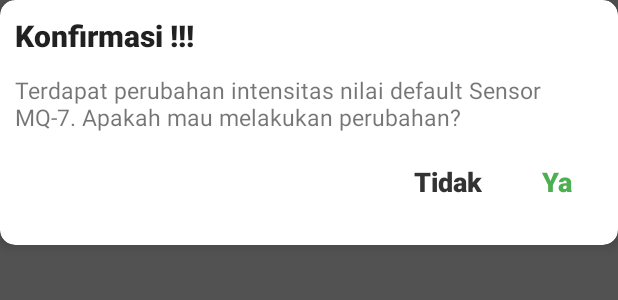
After one commit to windy29official/aplikasi-deteksi-asap-dengan-MQ7, an Android app: the layout model_pergantian_default.xml on its own in the app's theme, with its tools: preview values and no code run, on a phone screen of 412 x 824 dp. The commit adds this screen. Shown: the top 300 px of the screen. Run offline under Robolectric (Android 15) with nearby library versions, the phone set to English and light mode, and no system bars.

Commit message:
08/04/2021

```diff
--- a/app/build.gradle
+++ b/app/build.gradle
@@ -26,6 +26,7 @@ dependencies {
     implementation fileTree(dir: "libs", include: ["*.jar"])
     implementation 'androidx.appcompat:appcompat:1.2.0'
     implementation 'androidx.constraintlayout:constraintlayout:2.0.1'
+    implementation 'androidx.swiperefreshlayout:swiperefreshlayout:1.1.0'
     testImplementation 'junit:junit:4.12'
     androidTestImplementation 'androidx.test.ext:junit:1.1.2'
     androidTestImplementation 'androidx.test.espresso:espresso-core:3.3.0'
--- a/app/src/main/res/layout/activity_main.xml
+++ b/app/src/main/res/layout/activity_main.xml
@@ -224,7 +224,7 @@
                             android:layout_below="@+id/img3"
                             android:gravity="center"
                             android:padding="5dp"
-                            android:text="Bantuan"
+                            android:text="Alarm"
                             android:textAllCaps="true"
                             android:textColor="@color/colorBlack"
                             android:textSize="15sp"
--- /dev/null
+++ b/app/src/main/res/layout/model_pergantian_default.xml
@@ -0,0 +1,82 @@
+<?xml version="1.0" encoding="utf-8"?>
+<LinearLayout xmlns:android="http://schemas.android.com/apk/res/android"
+    xmlns:app="http://schemas.android.com/apk/res-auto"
+    xmlns:tools="http://schemas.android.com/tools"
+    android:layout_width="match_parent"
+    android:layout_height="match_parent"
+    android:background="#AB000000"
+    android:orientation="vertical">
+
+    <androidx.cardview.widget.CardView
+        android:layout_width="match_parent"
+        android:layout_height="wrap_content"
+        app:cardBackgroundColor="@color/colorWhite"
+        app:cardCornerRadius="10dp"
+        app:cardElevation="5dp"
+        app:cardMaxElevation="5dp"
+        app:contentPadding="10dp">
+
+        <LinearLayout
+            android:layout_width="match_parent"
+            android:layout_height="wrap_content"
+            android:orientation="vertical">
+
+            <TextView
+                android:layout_width="wrap_content"
+                android:layout_height="wrap_content"
+                android:fontFamily="sans-serif-black"
+                android:text="Konfirmasi !!!"
+                android:textColor="#de000000"
+                android:textSize="20sp"
+                tools:ignore="HardcodedText" />
+
+            <TextView
+                android:id="@+id/keterangan"
+                android:layout_width="wrap_content"
+                android:layout_height="wrap_content"
+                android:layout_gravity="center"
+                android:layout_marginTop="12dp"
+                android:fontFamily="sans-serif"
+                android:gravity="center_vertical"
+                tools:text="Terdapat perubahan intensitas nilai default Sensor MQ-7. Apakah mau melakukan perubahan?"
+                android:textColor="#8a000000"
+                android:textSize="15sp"
+                android:textStyle="normal"
+                tools:ignore="HardcodedText" />
+
+            <RelativeLayout
+                android:layout_width="match_parent"
+                android:layout_height="wrap_content">
+
+                <TextView
+                    android:id="@+id/tidak"
+                    android:layout_width="wrap_content"
+                    android:layout_height="wrap_content"
+                    android:layout_marginBottom="20dp"
+                    android:layout_marginTop="20dp"
+                    android:layout_marginEnd="40dp"
+                    android:layout_toStartOf="@+id/ya"
+                    android:fontFamily="sans-serif-black"
+                    android:text="Tidak"
+                    android:textColor="@color/colorBlack"
+                    android:textSize="18sp"
+                    tools:ignore="HardcodedText" />
+
+                <TextView
+                    android:id="@+id/ya"
+                    android:layout_width="wrap_content"
+                    android:layout_height="wrap_content"
+                    android:layout_alignParentEnd="true"
+                    android:layout_marginBottom="20dp"
+                    android:layout_marginTop="20dp"
+                    android:layout_marginEnd="20dp"
+                    android:fontFamily="sans-serif-black"
+                    android:text="Ya"
+                    android:textColor="@color/colorPrimary"
+                    android:textSize="18sp"
+                    tools:ignore="HardcodedText" />
+            </RelativeLayout>
+        </LinearLayout>
+    </androidx.cardview.widget.CardView>
+
+</LinearLayout>
```
Also changed, not shown: app/src/main/java/aplikasiispu/rajacoding/com/LaporanActivity.java (+45 -12 lines), app/src/main/java/aplikasiispu/rajacoding/com/MainActivity.java (+31 -23 lines), app/src/main/res/layout/activity_laporan.xml (+17 -12 lines).
